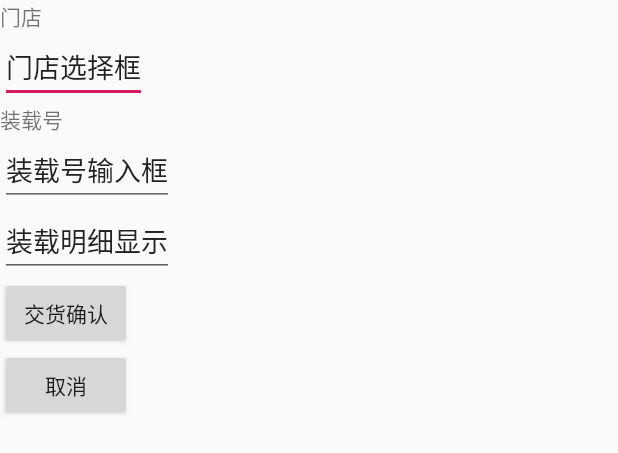
After one commit to luisfly/WorkBaiduMap, an Android app: the layout activity_purchase.xml on its own in the app's theme, with its tools: preview values and no code run, on a phone screen of 412 x 824 dp. The commit adds this screen. Shown: the top 453 px of the screen. Run offline under Robolectric (Android 15) with nearby library versions, the phone set to English and light mode, and no system bars.

Commit message:
11.07 界面需要的东西已经摆放上去，接下来先实现功能，再完善界面情况

```diff
--- /dev/null
+++ b/app/src/main/res/layout/activity_purchase.xml
@@ -0,0 +1,53 @@
+<?xml version="1.0" encoding="utf-8"?>
+<LinearLayout xmlns:android="http://schemas.android.com/apk/res/android"
+    xmlns:app="http://schemas.android.com/apk/res-auto"
+    xmlns:tools="http://schemas.android.com/tools"
+    android:layout_width="match_parent"
+    android:layout_height="match_parent"
+    android:orientation="vertical"
+    tools:context=".PurchaseActivity">
+
+    <TextView
+        android:id="@+id/store"
+        android:layout_width="wrap_content"
+        android:layout_height="wrap_content"
+        android:text="门店" />
+
+    <EditText
+        android:id="@+id/select_store"
+        android:layout_width="wrap_content"
+        android:layout_height="wrap_content"
+        android:text="门店选择框" />
+
+    <TextView
+        android:id="@+id/ploadno"
+        android:layout_width="wrap_content"
+        android:layout_height="wrap_content"
+        android:text="装载号" />
+
+    <EditText
+        android:id="@+id/input_ploadno"
+        android:layout_width="wrap_content"
+        android:layout_height="wrap_content"
+        android:text="装载号输入框" />
+
+    <EditText
+        android:id="@+id/load_tray_show"
+        android:layout_width="wrap_content"
+        android:layout_height="wrap_content"
+        android:text="装载明细显示" />
+
+
+    <Button
+        android:id="@+id/purchase_commit"
+        android:layout_width="wrap_content"
+        android:layout_height="wrap_content"
+        android:text="交货确认" />
+
+    <Button
+        android:id="@+id/cancel"
+        android:layout_width="wrap_content"
+        android:layout_height="wrap_content"
+        android:text="取消" />
+
+</LinearLayout>
--- a/build.gradle
+++ b/build.gradle
@@ -7,7 +7,7 @@ buildscript {
 
     }
     dependencies {
-        classpath 'com.android.tools.build:gradle:3.5.1'
+        classpath 'com.android.tools.build:gradle:3.5.2'
 
         // NOTE: Do not place your application dependencies here; they belong
         // in the individual module build.gradle files
```
Also changed, not shown: app/src/main/AndroidManifest.xml (+5 -2 lines), app/src/main/java/com/example/workbaidumap/LoadTrackActivity.java (added, +17 -0 lines), app/src/main/java/com/example/workbaidumap/MainActivity.java (+10 -0 lines), app/src/main/java/com/example/workbaidumap/PurchaseActivity.java (added, +17 -0 lines), app/src/main/java/com/example/workbaidumap/StartTransationActivity.java (added, +17 -0 lines), app/src/main/java/com/example/workbaidumap/TaskActivity.java (added, +17 -0 lines), app/src/main/res/layout/activity_load_track.xml (added, +34 -0 lines), app/src/main/res/layout/activity_start_transation.xml (added, +53 -0 lines), app/src/main/res/layout/activity_task.xml (added, +41 -0 lines), app/src/main/res/menu/nav_menu.xml (+11 -0 lines).
